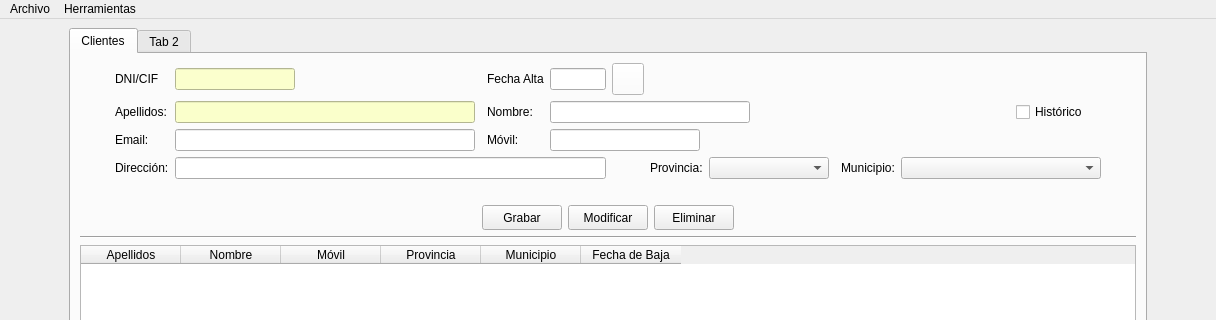
Before: the Qt Designer form templates/ventPrincipal.ui in Manuerty/ProyecyoDI, drawn with Qt 5; both pictures show x 0 to 1216 and y 0 to 320 of the 1216 by 768 pixel window.
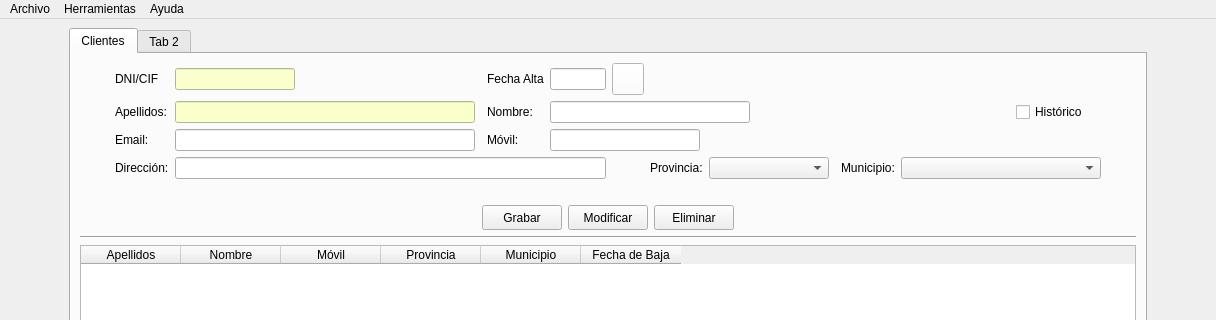
After: the same form once the commit is applied. Icons and pictures are not drawn.

```diff
--- a/templates/ventPrincipal.ui
+++ b/templates/ventPrincipal.ui
@@ -613,8 +613,14 @@
     <addaction name="actionCrear_BackUp"/>
     <addaction name="actionRestaurar_BackUp"/>
    </widget>
+   <widget class="QMenu" name="menuAyuda">
+    <property name="title">
+     <string>Ayuda</string>
+    </property>
+   </widget>
    <addaction name="menuSalir"/>
    <addaction name="menuHerramientas"/>
+   <addaction name="menuAyuda"/>
   </widget>
   <widget class="QStatusBar" name="statusbar"/>
   <action name="actionSalir">
```
